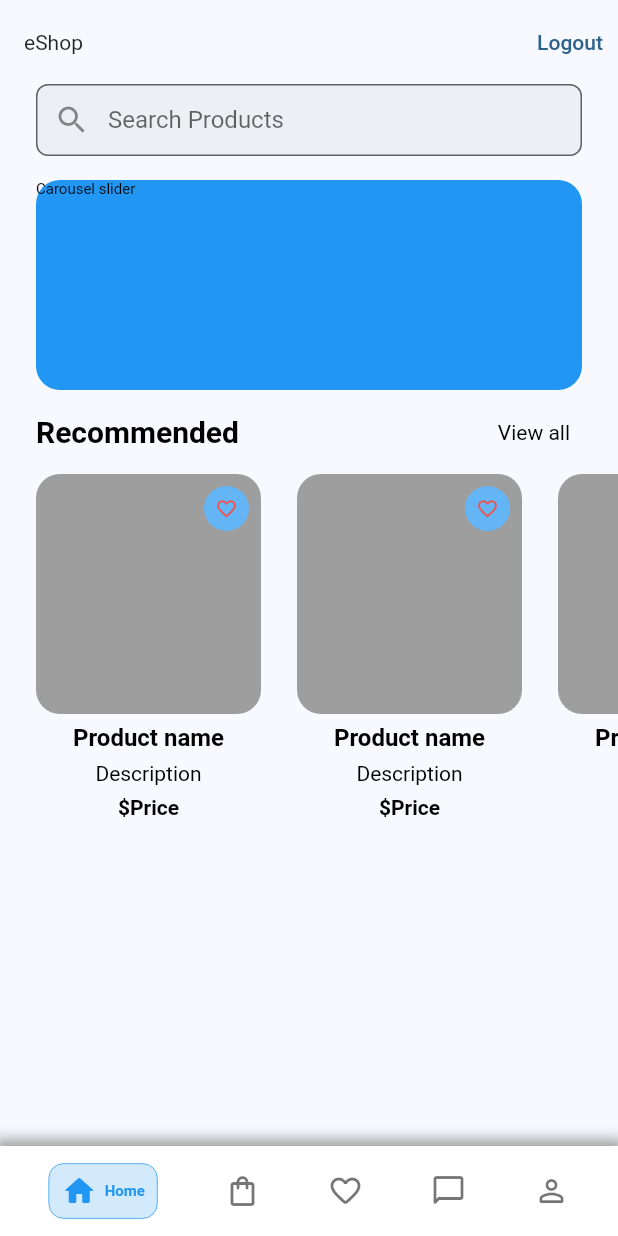
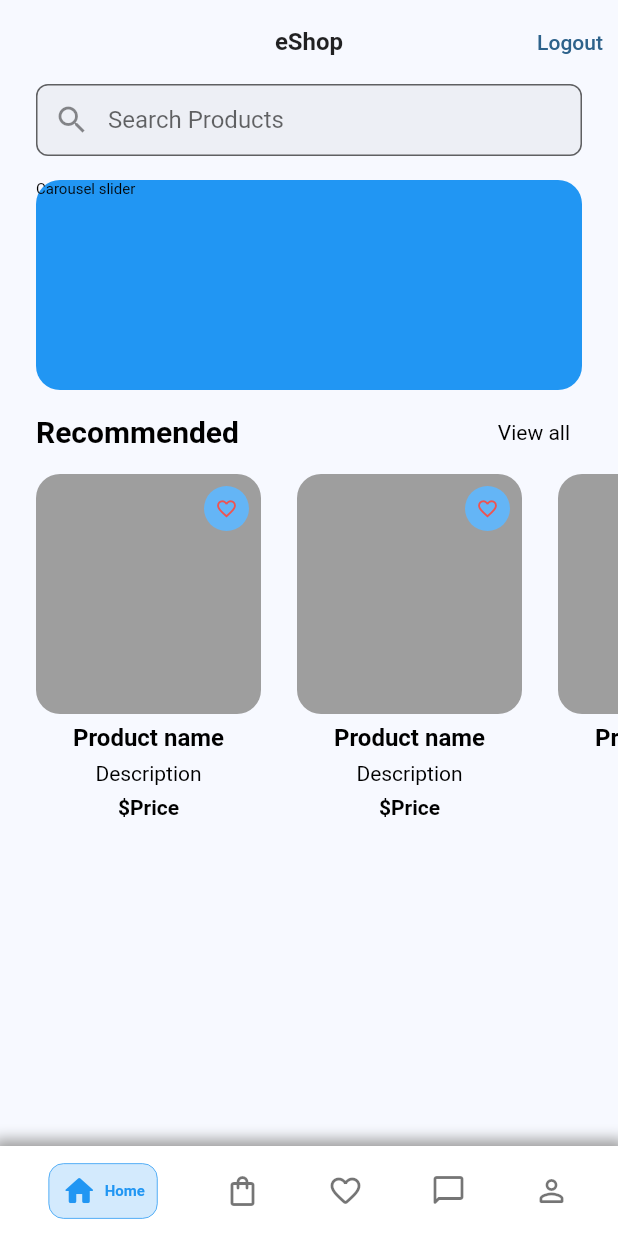
Before and after one commit to ngocnam11/e_shop, a Flutter app: the screen it shows after launch, on a phone screen of 412 x 824 dp. Run offline on Flutter 3.47's test engine with Material 2 defaults, Android fonts, the phone set to English and light mode, and no system bars; our stand-ins replace flutter_svg.

Commit message:
add more global theme

```diff
--- a/lib/config/theme.dart
+++ b/lib/config/theme.dart
@@ -2,14 +2,30 @@ import 'package:flutter/material.dart';
 
 ThemeData theme() {
   return ThemeData(
+    colorSchemeSeed: Colors.blue[300],
     textTheme: textTheme(),
     appBarTheme: const AppBarTheme(
       elevation: 0,
       backgroundColor: Colors.transparent,
       iconTheme: IconThemeData(color: Colors.black54),
-      titleTextStyle: TextStyle(color: Colors.black87),
+      centerTitle: true,
+      titleTextStyle: TextStyle(
+        color: Colors.black87,
+        fontSize: 16,
+        fontWeight: FontWeight.bold,
+      ),
     ),
-    colorSchemeSeed: Colors.blue[300],
+    checkboxTheme: CheckboxThemeData(
+      shape: RoundedRectangleBorder(
+        borderRadius: BorderRadius.circular(6),
+      ),
+    ),
+    tooltipTheme: TooltipThemeData(
+      decoration: BoxDecoration(
+        color: Colors.black54,
+        borderRadius: BorderRadius.circular(8),
+      ),
+    ),
     iconTheme: const IconThemeData(color: Colors.black54),
     elevatedButtonTheme: ElevatedButtonThemeData(
       style: ElevatedButton.styleFrom(
```
